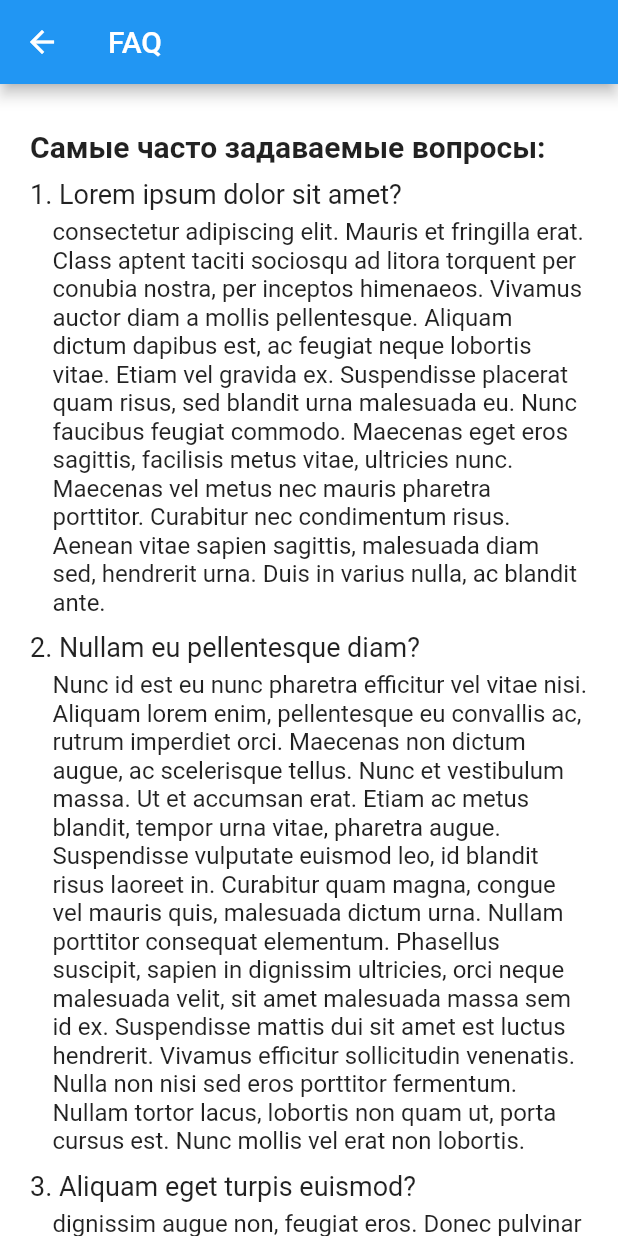
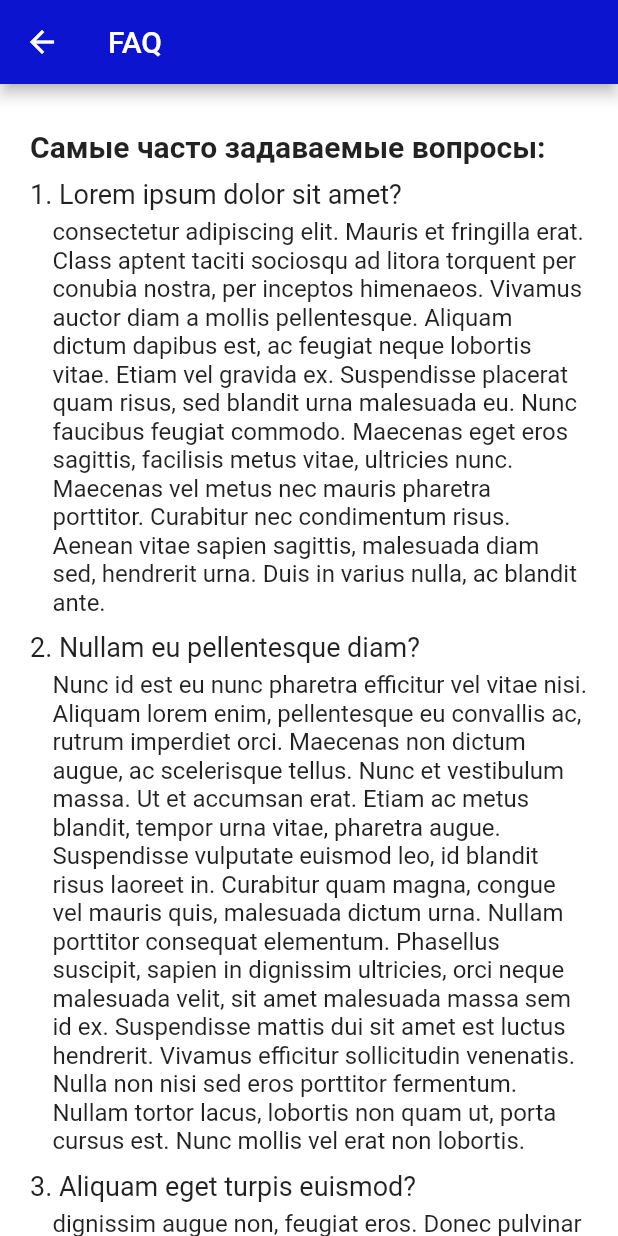
Before and after one commit to AkaiKato/mobile_Project, a Flutter app: the FAQ screen opened directly, on a phone screen of 412 x 824 dp. Run offline on Flutter 3.47's test engine with Material 2 defaults, Android fonts, the phone set to English and light mode, and no system bars.

Commit message:
add custom appBar

```diff
--- /dev/null
+++ b/lib/components/my_appbar.dart
@@ -0,0 +1,18 @@
+import 'package:flutter/material.dart';
+
+class CustomAppBar extends StatelessWidget implements PreferredSizeWidget {
+  final String text;
+
+  const CustomAppBar({super.key, required this.text});
+
+  @override
+  Widget build(BuildContext context) {
+    return AppBar(
+      title: Text(text),
+      backgroundColor: const Color.fromARGB(255, 13, 20, 207),
+    );
+  }
+
+  @override
+  Size get preferredSize => const Size.fromHeight(kToolbarHeight);
+}
--- a/lib/pages/FAQ_page.dart
+++ b/lib/pages/FAQ_page.dart
@@ -1,6 +1,7 @@
 import 'package:flutter/material.dart';
 import 'package:mobile_project/components/faq_question.dart';
 import 'package:mobile_project/components/faq_textfield.dart';
+import 'package:mobile_project/components/my_appbar.dart';
 
 class FAQ extends StatefulWidget {
   const FAQ({super.key});
@@ -12,12 +13,10 @@ class FAQ extends StatefulWidget {
 class _FAQState extends State<FAQ> {
   @override
   Widget build(BuildContext context) {
-    return Scaffold(
-      appBar: AppBar(
-        title: const Text('FAQ'),
-      ),
+    return const Scaffold(
+      appBar: CustomAppBar(text: "FAQ"),
       backgroundColor: Colors.white,
-      body: const SingleChildScrollView(
+      body: SingleChildScrollView(
         child: Padding(
           padding: EdgeInsets.all(20),
           child: Column(
--- a/lib/pages/login_page.dart
+++ b/lib/pages/login_page.dart
@@ -3,6 +3,7 @@ import 'package:mobile_project/components/my_button.dart';
 import 'package:mobile_project/components/my_textfield.dart';
 import 'package:mobile_project/helper/helper_functions.dart';
 import 'package:mobile_project/pages/FAQ_page.dart';
+import 'package:mobile_project/pages/home_page.dart';
 
 class LoginPage extends StatefulWidget {
   const LoginPage({super.key});
@@ -29,13 +30,13 @@ class _LoginPageState extends State<LoginPage> {
     } else {
       try {
         //Do Request
+
         Navigator.pop(context);
 
-        //Изменить на
         Navigator.pushReplacement(
           context,
           MaterialPageRoute(
-            builder: ((context) => const FAQ()),
+            builder: ((context) => const HomePage()),
           ),
         );
       } on Exception catch (e) {
```
Also changed, not shown: lib/pages/home_page.dart (added, +15 -0 lines).
